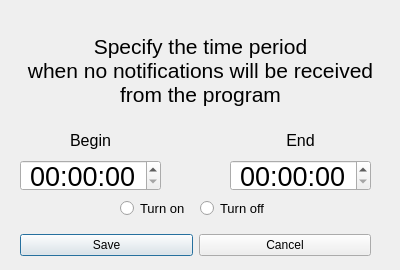
First picture: the form in lab2/lab2-qt/notdisturbmode.ui, repository Megarekrut65/OOP-labs, before the edit.
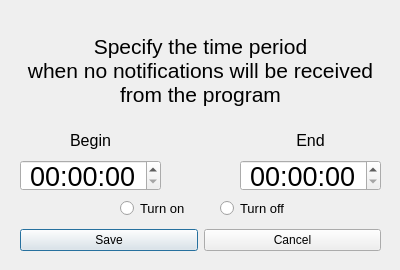
Second picture: the form after the edit.

```diff
--- a/lab2/lab2-qt/notdisturbmode.ui
+++ b/lab2/lab2-qt/notdisturbmode.ui
@@ -72,7 +72,7 @@
   <widget class="QTimeEdit" name="timeEditEnd">
    <property name="geometry">
     <rect>
-     <x>230</x>
+     <x>240</x>
      <y>160</y>
      <width>141</width>
      <height>31</height>
@@ -114,7 +114,7 @@
   <widget class="QLabel" name="lblEnd">
    <property name="geometry">
     <rect>
-     <x>230</x>
+     <x>240</x>
      <y>130</y>
      <width>141</width>
      <height>21</height>
@@ -136,9 +136,9 @@
    <property name="geometry">
     <rect>
      <x>20</x>
-     <y>230</y>
-     <width>351</width>
-     <height>31</height>
+     <y>220</y>
+     <width>361</width>
+     <height>41</height>
     </rect>
    </property>
    <layout class="QHBoxLayout" name="horizontalLayout">
@@ -179,7 +179,7 @@
   <widget class="QRadioButton" name="radioButtonOff">
    <property name="geometry">
     <rect>
-     <x>200</x>
+     <x>220</x>
      <y>200</y>
      <width>71</width>
      <height>17</height>
```
